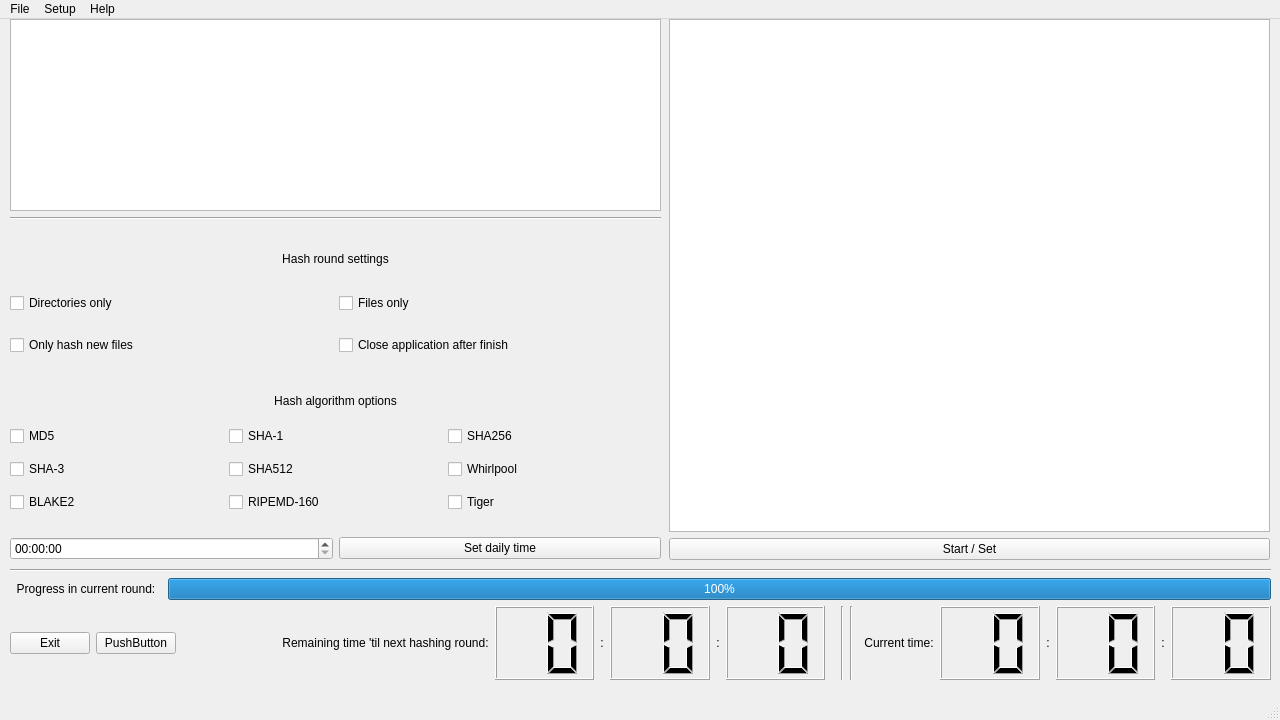
First picture: the form in gui/HashKeeper.ui, repository SiemensHalske/TBDiC, before the edit.
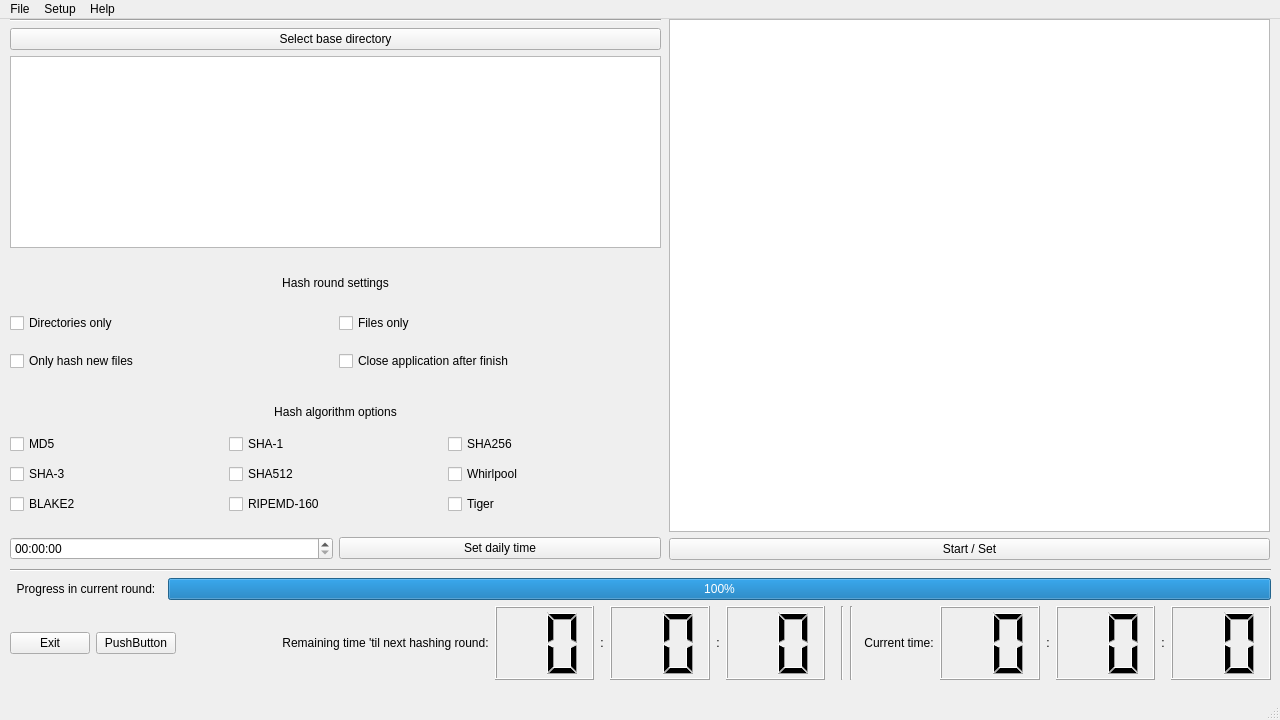
Second picture: the form after the edit.

```diff
--- a/gui/HashKeeper.ui
+++ b/gui/HashKeeper.ui
@@ -25,6 +25,22 @@
     </property>
     <layout class="QVBoxLayout" name="verticalLayout">
      <item>
+      <widget class="Line" name="line">
+       <property name="orientation">
+        <enum>Qt::Horizontal</enum>
+       </property>
+      </widget>
+     </item>
+     <item>
+      <layout class="QVBoxLayout" name="verticalLayout_4">
+       <item>
+        <widget class="QPushButton" name="pushButton_selectBaseDir">
+         <property name="text">
+          <string>Select base directory</string>
+         </property>
+        </widget>
+       </item>
+       <item>
       <widget class="QListView" name="listView_selectDirectories">
        <property name="sizePolicy">
         <sizepolicy hsizetype="Expanding" vsizetype="Preferred">
@@ -37,12 +53,7 @@
        </property>
       </widget>
      </item>
-     <item>
-      <widget class="Line" name="line">
-       <property name="orientation">
-        <enum>Qt::Horizontal</enum>
-       </property>
-      </widget>
+      </layout>
      </item>
      <item>
       <spacer name="verticalSpacer_3">
```
Left out of the diff: 6 changed lines with no effect on the pictures. Lines whose indentation alone changed are shown as unchanged.
